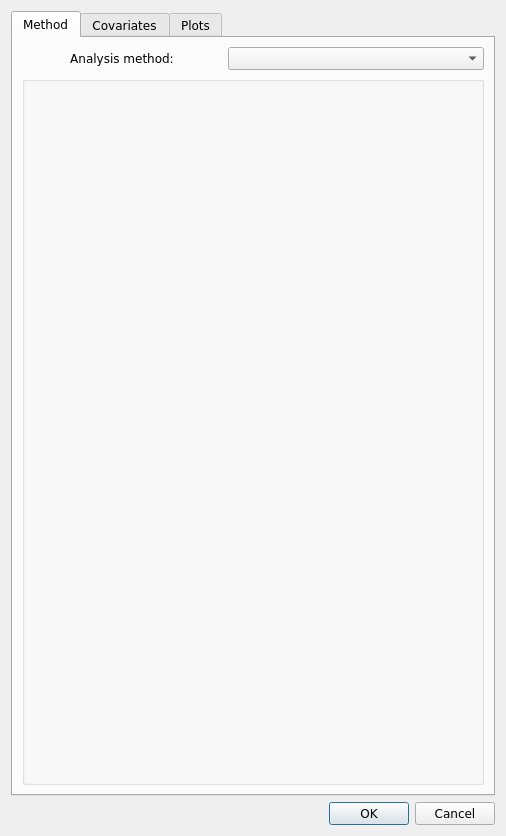
Above: src/rc_metastudio/forms/ma_specs2.ui from AliSalman-et-al/openmeta-analyst-community before the change. Below: the same form after it.
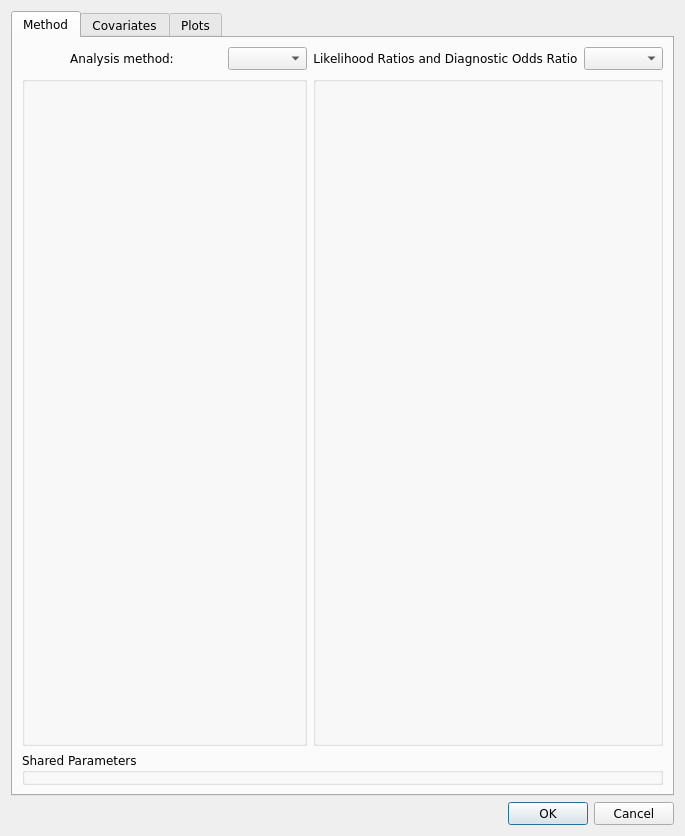
That is the form after the change. Icons and pictures are not drawn.

Commit message:
Unify diagnostic method parameters
Show both diagnostic metric-group method selectors in one dialog and apply shared analysis parameters consistently across compatible methods. Add GUI regression coverage for the unified request mapping.

Closes #285

What changed in the file:
```diff
--- a/src/rc_metastudio/forms/ma_specs2.ui
+++ b/src/rc_metastudio/forms/ma_specs2.ui
@@ -92,6 +92,30 @@
            </property>
           </widget>
          </item>
+         <item row="0" column="2">
+          <widget class="QLabel" name="lr_dor_method_lbl">
+           <property name="visible"><bool>false</bool></property>
+           <property name="text"><string>Likelihood Ratios and Diagnostic Odds Ratio</string></property>
+           <property name="alignment"><set>Qt::AlignCenter</set></property>
+          </widget>
+         </item>
+         <item row="0" column="3">
+          <widget class="QComboBox" name="lr_dor_method_cbo_box">
+           <property name="visible"><bool>false</bool></property>
+          </widget>
+         </item>
+         <item row="1" column="2" colspan="2">
+          <widget class="QGroupBox" name="lr_dor_parameter_grp_box">
+           <property name="visible"><bool>false</bool></property>
+           <property name="minimumSize"><size><width>0</width><height>200</height></size></property>
+          </widget>
+         </item>
+         <item row="2" column="0" colspan="4">
+          <widget class="QGroupBox" name="shared_diagnostic_params_box">
+           <property name="visible"><bool>false</bool></property>
+           <property name="title"><string>Shared Parameters</string></property>
+          </widget>
+         </item>
         </layout>
        </item>
       </layout>
```
The commit also changes 4 other files.
